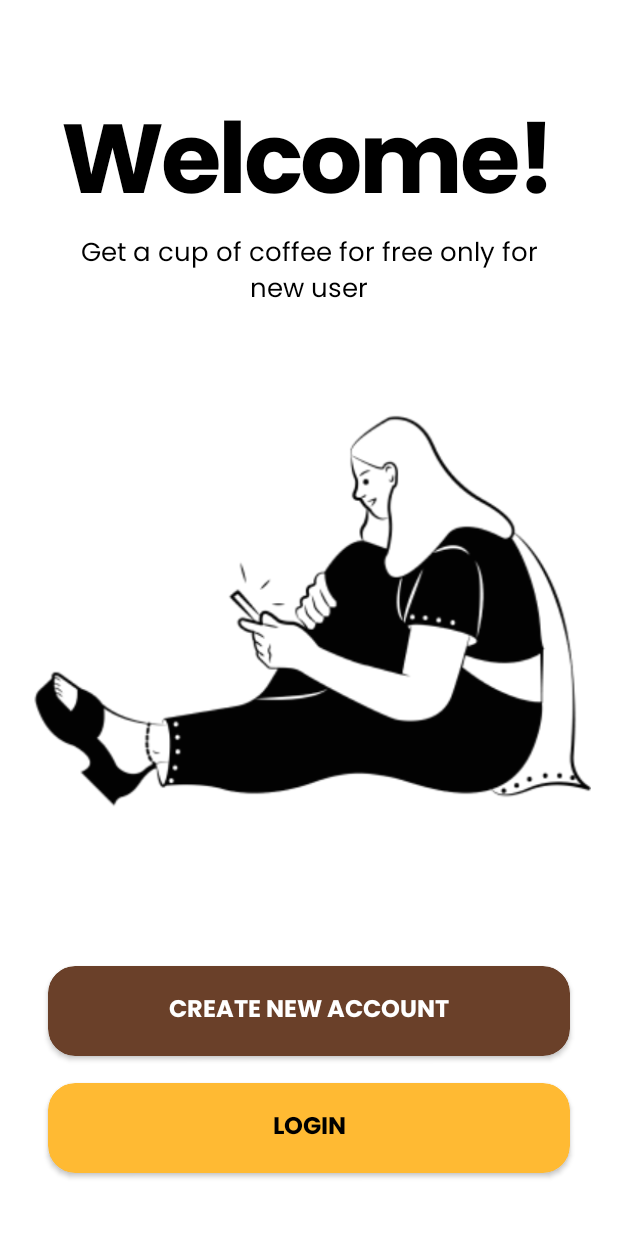
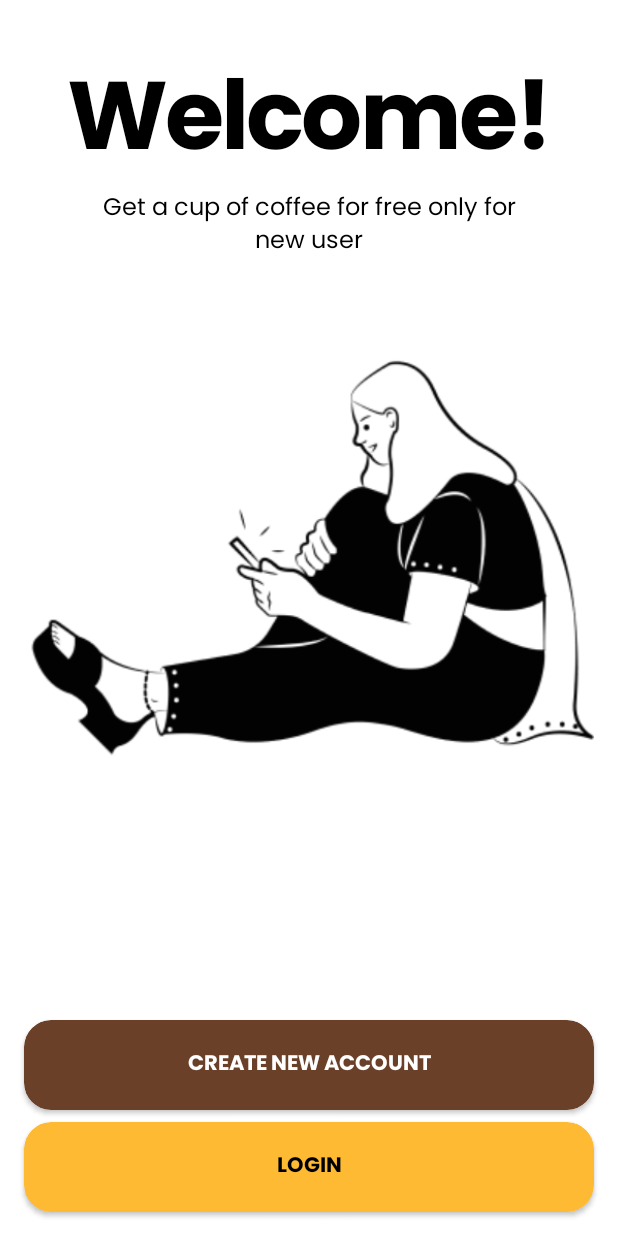
Before and after one commit to ndraa124/retro-coffee-android, an Android app: the WelcomeActivity screen opened directly, with no data from a screen before it, on a phone screen of 412 x 824 dp. Run offline under Robolectric (Android 15) with nearby library versions, the light colour scheme and no system bars; our stand-ins replace data binding.

Commit message:
hotfix ui welcome

```diff
--- a/app/src/main/AndroidManifest.xml
+++ b/app/src/main/AndroidManifest.xml
@@ -65,7 +65,7 @@
         <activity
             android:name=".activity.customer.welcome.WelcomeActivity"
             android:screenOrientation="portrait"
-            android:theme="@style/Theme.RetroCoffee.NoActionBar" />
+            android:theme="@style/Theme.RetroCoffee.Fullscreen" />
         <activity
             android:name=".activity.customer.main.MainActivity"
             android:screenOrientation="portrait"
--- a/app/src/main/res/layout/activity_welcome.xml
+++ b/app/src/main/res/layout/activity_welcome.xml
@@ -1,98 +1,106 @@
 <?xml version="1.0" encoding="utf-8"?>
 <layout xmlns:android="http://schemas.android.com/apk/res/android"
-    xmlns:app="http://schemas.android.com/apk/res-auto"
-    xmlns:tools="http://schemas.android.com/tools">
+    xmlns:app="http://schemas.android.com/apk/res-auto">
 
     <data>
 
     </data>
 
-    <RelativeLayout
+    <androidx.constraintlayout.widget.ConstraintLayout
         android:layout_width="match_parent"
-        android:layout_height="match_parent"
-        tools:context=".activity.customer.welcome.WelcomeActivity">
+        android:layout_height="match_parent">
 
         <TextView
             android:id="@+id/tv_welcome"
-            android:textSize="65sp"
-            android:layout_marginTop="60dp"
-            android:textColor="#000000"
+            android:layout_width="wrap_content"
+            android:layout_height="wrap_content"
+            android:layout_marginTop="32dp"
+            android:fontFamily="@font/poppins_bold"
+            android:includeFontPadding="false"
+            android:letterSpacing="-0.03"
             android:text="@string/welcome"
             android:textAlignment="center"
-            android:fontFamily="@font/poppins_bold"
-            android:includeFontPadding="false"
-            android:layout_centerHorizontal="true"
-            android:letterSpacing="-0.03"
-            android:layout_width="wrap_content"
-            android:layout_height="wrap_content"/>
+            android:textColor="#000000"
+            android:textSize="64sp"
+            app:layout_constraintEnd_toEndOf="parent"
+            app:layout_constraintStart_toStartOf="parent"
+            app:layout_constraintTop_toTopOf="parent" />
 
         <TextView
             android:id="@+id/tv_welcomeDesc"
+            android:layout_width="300dp"
+            android:layout_height="wrap_content"
+            android:layout_below="@id/tv_welcome"
+            android:layout_centerHorizontal="true"
+            android:fontFamily="@font/poppins"
+            android:gravity="center"
+            android:padding="4dp"
             android:text="@string/get_a_cup_of_coffee_for_free_only_new_user"
             android:textColor="#000000"
-            android:fontFamily="@font/poppins"
-            android:gravity="center"
-            android:textSize="17sp"
-            android:padding="4dp"
-            android:layout_marginStart="38dp"
-            android:layout_marginEnd="38dp"
-            android:layout_below="@id/tv_welcome"
-            android:layout_centerHorizontal="true"
-            android:layout_width="wrap_content"
-            android:layout_height="wrap_content"/>
+            android:textSize="16sp"
+            app:layout_constraintEnd_toEndOf="parent"
+            app:layout_constraintStart_toStartOf="parent"
+            app:layout_constraintTop_toBottomOf="@+id/tv_welcome" />
 
         <ImageView
+            android:id="@+id/imageView"
+            android:layout_width="match_parent"
+            android:layout_height="350dp"
+            android:layout_below="@id/tv_welcomeDesc"
+            android:layout_marginHorizontal="16dp"
+            android:layout_marginTop="24dp"
+            android:contentDescription="@string/img_description"
             android:src="@drawable/vt_welcome"
-            android:layout_marginTop="26dp"
-            android:layout_marginStart="18dp"
-            android:layout_marginEnd="18dp"
-            android:layout_below="@id/tv_welcomeDesc"
-            android:layout_width="match_parent"
-            android:layout_height="350dp"/>
+            app:layout_constraintEnd_toEndOf="parent"
+            app:layout_constraintStart_toStartOf="parent"
+            app:layout_constraintTop_toBottomOf="@+id/tv_welcomeDesc" />
 
         <androidx.cardview.widget.CardView
             android:id="@+id/bt_createNewAccount"
+            android:layout_width="match_parent"
+            android:layout_height="wrap_content"
+            android:layout_marginHorizontal="16dp"
+            android:layout_marginBottom="8dp"
             app:cardBackgroundColor="@color/primary"
             app:cardCornerRadius="18dp"
-            android:layout_alignParentBottom="true"
-            android:layout_marginStart="32dp"
-            android:layout_marginEnd="32dp"
-            android:layout_marginBottom="120dp"
-            android:layout_width="match_parent"
-            android:layout_height="wrap_content">
+            app:layout_constraintBottom_toTopOf="@+id/bt_goLogin"
+            app:layout_constraintEnd_toEndOf="@+id/bt_goLogin"
+            app:layout_constraintStart_toStartOf="@+id/bt_goLogin">
 
             <TextView
+                android:layout_width="match_parent"
+                android:layout_height="60dp"
+                android:fontFamily="@font/poppins_bold"
+                android:gravity="center"
                 android:text="@string/create_new_account"
                 android:textAllCaps="true"
                 android:textColor="@color/white"
-                android:fontFamily="@font/poppins_bold"
-                android:gravity="center"
-                android:textSize="16sp"
-                android:layout_width="match_parent"
-                android:layout_height="60dp"/>
+                android:textSize="14sp" />
         </androidx.cardview.widget.CardView>
 
         <androidx.cardview.widget.CardView
             android:id="@+id/bt_goLogin"
-            android:layout_marginBottom="42dp"
+            android:layout_width="match_parent"
+            android:layout_height="wrap_content"
+            android:layout_alignParentBottom="true"
+            android:layout_marginHorizontal="16dp"
+            android:layout_marginBottom="16dp"
             app:cardBackgroundColor="@color/secondary"
             app:cardCornerRadius="18dp"
-            android:layout_alignParentBottom="true"
-            android:layout_marginStart="32dp"
-            android:layout_marginEnd="32dp"
-            android:layout_width="match_parent"
-            android:layout_height="wrap_content">
+            app:layout_constraintBottom_toBottomOf="parent"
+            app:layout_constraintEnd_toEndOf="parent"
+            app:layout_constraintStart_toStartOf="parent">
 
             <TextView
-                android:text="Login"
+                android:layout_width="match_parent"
+                android:layout_height="60dp"
+                android:fontFamily="@font/poppins_bold"
+                android:gravity="center"
+                android:text="@string/tv_login"
                 android:textAllCaps="true"
                 android:textColor="#000000"
-                android:fontFamily="@font/poppins_bold"
-                android:gravity="center"
-                android:textSize="16sp"
-                android:layout_width="match_parent"
-                android:layout_height="60dp"/>
+                android:textSize="14sp" />
         </androidx.cardview.widget.CardView>
 
-    </RelativeLayout>
+    </androidx.constraintlayout.widget.ConstraintLayout>
 </layout>
--- a/app/src/main/res/values/strings.xml
+++ b/app/src/main/res/values/strings.xml
@@ -5,4 +5,6 @@
     <string name="get_a_cup_of_coffee_for_free_only_new_user">Get a cup of coffee for free only for new user</string>
     <string name="welcome">Welcome!</string>
     <string name="create_new_account">Create New Account</string>
+    <string name="img_description">MY IMAGE</string>
+    <string name="tv_login">login</string>
 </resources>
```
